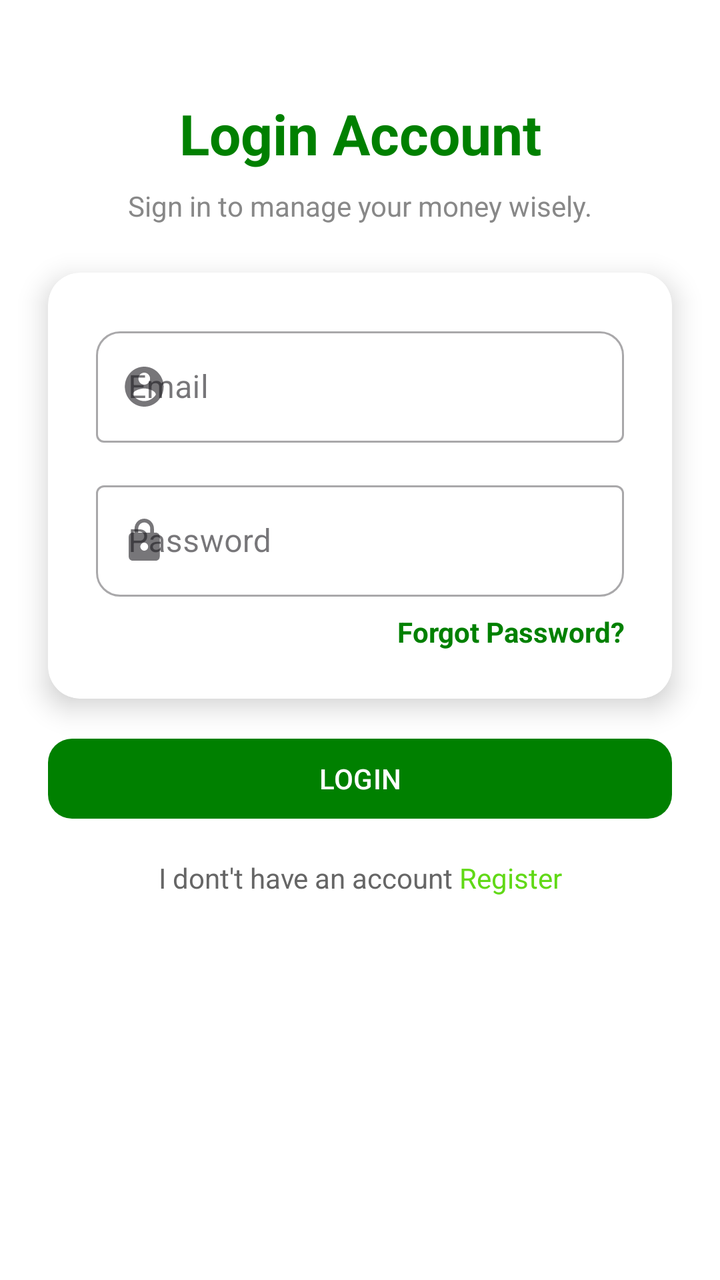
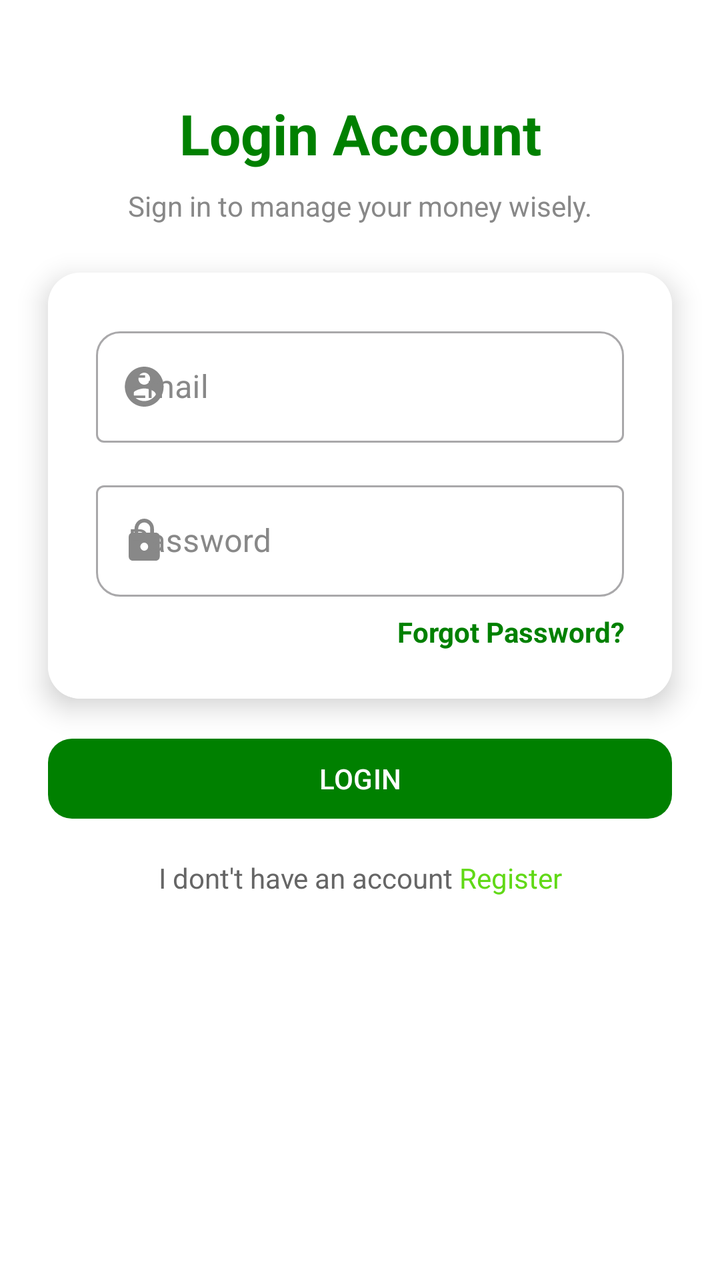

The first picture is an Android layout as it rendered before a commit; the second is the same layout after the commit. The layout source and the unified diff follow.
<!-- AndroidManifest.xml: application theme Theme.Paywise -->
<!-- res/layout/activity_login.xml -->
<?xml version="1.0" encoding="utf-8"?>
<androidx.constraintlayout.widget.ConstraintLayout
    xmlns:android="http://schemas.android.com/apk/res/android"
    xmlns:app="http://schemas.android.com/apk/res-auto"
    xmlns:tools="http://schemas.android.com/tools"
    android:layout_width="match_parent"
    android:layout_height="match_parent"
    android:background="@color/white"
    tools:context=".LoginActivity">

    
    <TextView
        android:id="@+id/login_title"
        android:layout_width="wrap_content"
        android:layout_height="wrap_content"
        android:text="@string/login_title"
        android:textSize="28sp"
        android:textStyle="bold"
        android:textColor="@color/primary"
        app:layout_constraintTop_toTopOf="parent"
        app:layout_constraintStart_toStartOf="parent"
        app:layout_constraintEnd_toEndOf="parent"
        android:layout_marginTop="48dp"/>

    
    <TextView
        android:id="@+id/sub_title_login"
        android:layout_width="wrap_content"
        android:layout_height="wrap_content"
        android:text="@string/sub_title_login"
        android:textSize="14sp"
        android:textColor="#888888"
        app:layout_constraintTop_toBottomOf="@id/login_title"
        app:layout_constraintStart_toStartOf="parent"
        app:layout_constraintEnd_toEndOf="parent"
        android:layout_marginTop="8dp"/>



    
    <androidx.cardview.widget.CardView
        android:id="@+id/card_login"
        android:layout_width="0dp"
        android:layout_height="wrap_content"
        app:cardCornerRadius="16dp"
        app:cardElevation="8dp"
        android:layout_margin="24dp"
        app:layout_constraintTop_toBottomOf="@+id/sub_title_login"
        app:layout_constraintStart_toStartOf="parent"
        app:layout_constraintEnd_toEndOf="parent">

        <LinearLayout
            android:layout_width="match_parent"
            android:layout_height="wrap_content"
            android:orientation="vertical"
            android:padding="24dp">

            
            <com.google.android.material.textfield.TextInputLayout
                android:id="@+id/email_login"
                style="@style/Widget.MaterialComponents.TextInputLayout.OutlinedBox"
                android:hint="@string/email_login"
                app:startIconDrawable="@drawable/ic_circle_account"
                app:boxCornerRadiusTopStart="12dp"
                app:boxCornerRadiusTopEnd="12dp"
                android:layout_marginBottom="16dp"
                android:layout_width="match_parent"
                android:layout_height="wrap_content">

                <com.google.android.material.textfield.TextInputEditText
                    android:id="@+id/editext_username_login"
                    android:layout_width="match_parent"
                    android:layout_height="wrap_content"
                    android:inputType="textEmailAddress"/>
            </com.google.android.material.textfield.TextInputLayout>

            
            <com.google.android.material.textfield.TextInputLayout
                android:id="@+id/password_login"
                style="@style/Widget.MaterialComponents.TextInputLayout.OutlinedBox"
                android:hint="@string/password_login"
                app:startIconDrawable="@drawable/ic_lock"
                app:boxCornerRadiusBottomStart="12dp"
                app:boxCornerRadiusBottomEnd="12dp"
                android:layout_width="match_parent"
                android:layout_height="wrap_content">

                <com.google.android.material.textfield.TextInputEditText
                    android:id="@+id/edittext_password_login"
                    android:layout_width="match_parent"
                    android:layout_height="wrap_content"
                    android:inputType="textPassword"/>
            </com.google.android.material.textfield.TextInputLayout>

            
            <TextView
                android:id="@+id/forgot_pw_login"
                android:layout_width="match_parent"
                android:layout_height="wrap_content"
                android:text="@string/forgot_pw_login"
                android:textAlignment="textEnd"
                android:textColor="@color/primary"
                android:textSize="14sp"
                android:textStyle="bold"
                android:layout_marginTop="8dp"/>
        </LinearLayout>
    </androidx.cardview.widget.CardView>

    
    <com.google.android.material.button.MaterialButton
        android:id="@+id/btn_login"
        android:layout_width="0dp"
        android:layout_height="wrap_content"
        android:text="@string/btn_login"
        android:textAllCaps="false"
        android:textColor="@android:color/white"
        app:cornerRadius="12dp"
        app:backgroundTint="@color/primary"
        app:iconPadding="8dp"
        android:layout_marginStart="24dp"
        android:layout_marginEnd="24dp"
        app:layout_constraintTop_toBottomOf="@+id/card_login"
        app:layout_constraintStart_toStartOf="parent"
        app:layout_constraintEnd_toEndOf="parent"
        android:layout_marginTop="16dp"/>

    
    <TextView
        android:id="@+id/havent_acc_login"
        android:layout_width="wrap_content"
        android:layout_height="wrap_content"
        android:text="@string/havent_acc_login"
        android:textSize="14sp"
        android:textColor="#666666"
        android:textAlignment="center"
        android:layout_marginTop="16dp"
        android:layout_marginBottom="24dp"
        app:layout_constraintTop_toBottomOf="@id/btn_login"
        app:layout_constraintStart_toStartOf="parent"
        app:layout_constraintEnd_toEndOf="parent"/>

</androidx.constraintlayout.widget.ConstraintLayout>
<!-- resources referenced by this layout -->
<resources>
  <color name="primary">#008000</color>
  <color name="white">#FFFFFFFF</color>
  <!-- drawable ic_circle_account (drawable) -->
  <vector xmlns:android="http://schemas.android.com/apk/res/android"
      android:width="24dp"
      android:height="24dp"
      android:viewportWidth="24"
      android:viewportHeight="24">
    <group>
      <clip-path
          android:pathData="M0.483,0h23.271v24h-23.271z"/>
      <path
          android:pathData="M12.118,2C6.766,2 2.422,6.48 2.422,12C2.422,17.52 6.766,22 12.118,22C17.471,22 21.815,17.52 21.815,12C21.815,6.48 17.471,2 12.118,2ZM12.118,5C13.728,5 15.027,6.34 15.027,8C15.027,9.66 13.728,11 12.118,11C10.509,11 9.21,9.66 9.21,8C9.21,6.34 10.509,5 12.118,5ZM12.118,19.2C9.695,19.2 7.552,17.92 6.301,15.98C6.33,13.99 10.179,12.9 12.118,12.9C14.048,12.9 17.907,13.99 17.936,15.98C16.685,17.92 14.542,19.2 12.118,19.2Z"
          android:fillColor="#00C9B8"/>
    </group>
  </vector>
  <!-- drawable ic_lock (drawable) -->
  <vector xmlns:android="http://schemas.android.com/apk/res/android"
      android:width="24dp"
      android:height="24dp"
      android:viewportWidth="24"
      android:viewportHeight="24">
    <group>
      <clip-path
          android:pathData="M0.483,0h23.271v24h-23.271z"/>
      <path
          android:pathData="M17.936,8H16.967V6C16.967,3.24 14.795,1 12.118,1C9.442,1 7.271,3.24 7.271,6V8H6.301C5.234,8 4.362,8.9 4.362,10V20C4.362,21.1 5.234,22 6.301,22H17.936C19.003,22 19.875,21.1 19.875,20V10C19.875,8.9 19.003,8 17.936,8ZM12.118,17C11.052,17 10.179,16.1 10.179,15C10.179,13.9 11.052,13 12.118,13C13.185,13 14.058,13.9 14.058,15C14.058,16.1 13.185,17 12.118,17ZM15.124,8H9.113V6C9.113,4.29 10.46,2.9 12.118,2.9C13.777,2.9 15.124,4.29 15.124,6V8Z"
          android:fillColor="#00C9B8"/>
    </group>
  </vector>
  <string name="btn_login">LOGIN</string>
  <string name="email_login">Email</string>
  <string name="forgot_pw_login">Forgot Password?</string>
  <string name="havent_acc_login">I dont\'t have an account
          <font color="#61D917">Register</font>
      </string>
  <string name="login_title">Login Account</string>
  <string name="password_login">Password</string>
  <string name="sub_title_login">Sign in to manage your money wisely.</string>
  <style name="Theme.Paywise" parent="Base.Theme.Paywise" />
  <style name="Base.Theme.Paywise" parent="Theme.Material3.DayNight.NoActionBar">
          
          <item name="colorPrimary">@color/primary</item>
          <item name="colorPrimaryVariant">@color/primary</item>
      </style>
</resources>

<!-- the commit's change to res/layout/activity_login.xml (unified diff, before → after) -->
@@ -53,7 +53,8 @@
             android:layout_width="match_parent"
             android:layout_height="wrap_content"
             android:orientation="vertical"
-            android:padding="24dp">
+            android:padding="24dp"
+            android:background="@color/white">
 
             
             <com.google.android.material.textfield.TextInputLayout
@@ -65,6 +66,8 @@
                 app:boxCornerRadiusTopEnd="12dp"
                 android:layout_marginBottom="16dp"
                 android:layout_width="match_parent"
+                android:textColorHint="@color/grey"
+                app:startIconTint="@color/grey"
                 android:layout_height="wrap_content">
 
                 <com.google.android.material.textfield.TextInputEditText
@@ -83,7 +86,9 @@
                 app:boxCornerRadiusBottomStart="12dp"
                 app:boxCornerRadiusBottomEnd="12dp"
                 android:layout_width="match_parent"
-                android:layout_height="wrap_content">
+                android:layout_height="wrap_content"
+                android:textColorHint="@color/grey"
+                app:startIconTint="@color/grey">
 
                 <com.google.android.material.textfield.TextInputEditText
                     android:id="@+id/edittext_password_login"
<!-- resource entries referenced after the edit -->
@@ -1,5 +1,6 @@
 <!-- resources referenced by this layout -->
 <resources>
+  <color name="grey">#888888</color>
   <color name="primary">#008000</color>
   <color name="white">#FFFFFFFF</color>
   <!-- drawable ic_circle_account (drawable) -->
